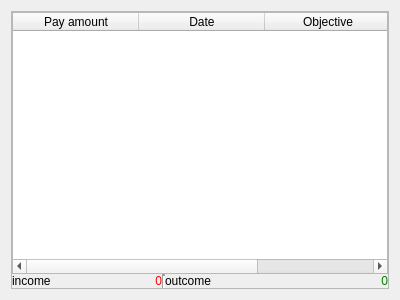
Qt form Client/RoleSetup/General/Ui/PersonalAccounting.ui (siisgoo/siisty) before a commit.
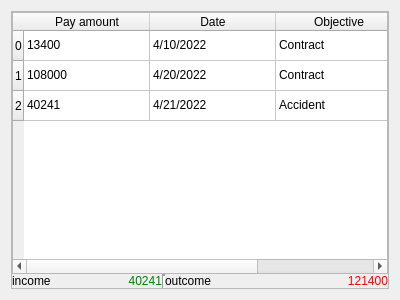
The same form after that commit.

The edit to the form file:
```diff
--- a/Client/RoleSetup/General/Ui/PersonalAccounting.ui
+++ b/Client/RoleSetup/General/Ui/PersonalAccounting.ui
@@ -54,10 +54,10 @@
       <item row="1" column="1">
        <widget class="QLabel" name="income">
         <property name="styleSheet">
-         <string notr="true">color: red</string>
+         <string notr="true">color: green</string>
         </property>
         <property name="text">
-         <string>0</string>
+         <string>40241</string>
         </property>
         <property name="alignment">
          <set>Qt::AlignRight|Qt::AlignTrailing|Qt::AlignVCenter</set>
@@ -74,10 +74,10 @@
       <item row="1" column="4">
        <widget class="QLabel" name="outcome">
         <property name="styleSheet">
-         <string notr="true">color: green</string>
+         <string notr="true">color: red</string>
         </property>
         <property name="text">
-         <string>0</string>
+         <string>121400</string>
         </property>
         <property name="alignment">
          <set>Qt::AlignRight|Qt::AlignTrailing|Qt::AlignVCenter</set>
@@ -89,6 +89,21 @@
         <attribute name="horizontalHeaderDefaultSectionSize">
          <number>126</number>
         </attribute>
+        <row>
+         <property name="text">
+          <string>0</string>
+         </property>
+        </row>
+        <row>
+         <property name="text">
+          <string>1</string>
+         </property>
+        </row>
+        <row>
+         <property name="text">
+          <string>2</string>
+         </property>
+        </row>
         <column>
          <property name="text">
           <string>Pay amount</string>
@@ -104,6 +119,51 @@
           <string>Objective</string>
          </property>
         </column>
+        <item row="0" column="0">
+         <property name="text">
+          <string>13400</string>
+         </property>
+        </item>
+        <item row="0" column="1">
+         <property name="text">
+          <string>4/10/2022</string>
+         </property>
+        </item>
+        <item row="0" column="2">
+         <property name="text">
+          <string>Contract</string>
+         </property>
+        </item>
+        <item row="1" column="0">
+         <property name="text">
+          <string>108000</string>
+         </property>
+        </item>
+        <item row="1" column="1">
+         <property name="text">
+          <string>4/20/2022</string>
+         </property>
+        </item>
+        <item row="1" column="2">
+         <property name="text">
+          <string>Contract</string>
+         </property>
+        </item>
+        <item row="2" column="0">
+         <property name="text">
+          <string>40241</string>
+         </property>
+        </item>
+        <item row="2" column="1">
+         <property name="text">
+          <string>4/21/2022</string>
+         </property>
+        </item>
+        <item row="2" column="2">
+         <property name="text">
+          <string>Accident</string>
+         </property>
+        </item>
        </widget>
       </item>
       <item row="1" column="2">
```
